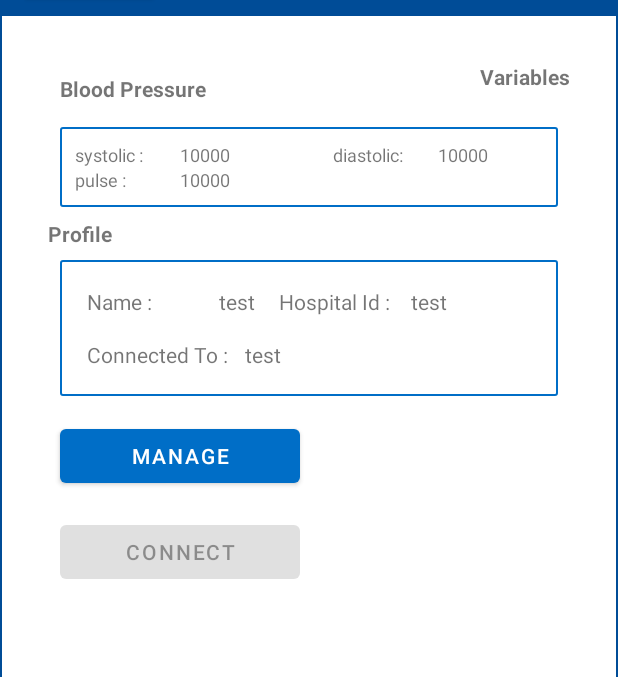
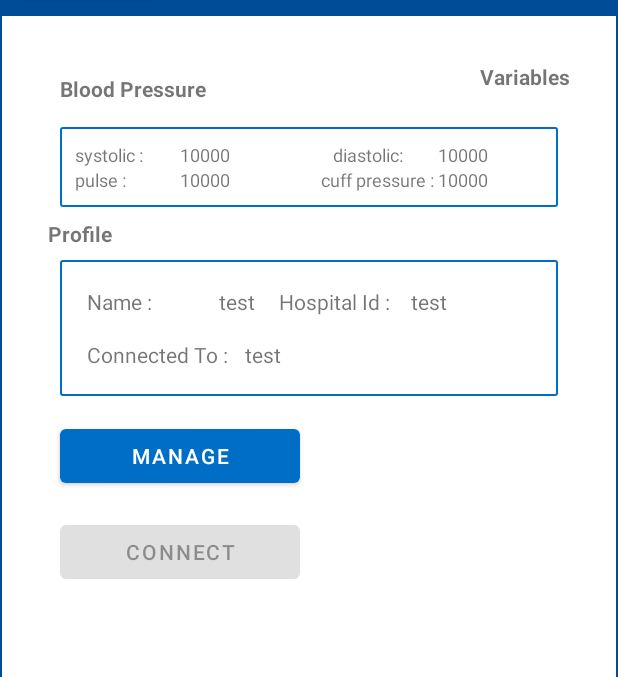
Before and after one commit to booky0081/NewPatientMonitor, an Android app: the screen it shows after launch (MainActivity), on a phone screen of 412 x 824 dp, the part 70-747 px from its top. Run offline under Robolectric (Android 15) with nearby library versions, the phone set to English and light mode, and no system bars; our stand-ins replace ButterKnife, FlexboxLayout, Room's generated code; libraries missing offline, so code that uses them is left out: com.nightonke.boommenu, me.aflak.bluetooth; plain views replace BoomMenuButton, LineChart; 10 statements that could not run were skipped.

```diff
--- a/app/src/main/java/BluetoothHandler/BloodPressureHandler.java
+++ b/app/src/main/java/BluetoothHandler/BloodPressureHandler.java
@@ -30,6 +30,9 @@ public class BloodPressureHandler extends BaseHandler {
     @BindView(R.id.pulse)
 
     TextView pulseField;
+
+    @BindView(R.id.cuff_pressure)
+    TextView cuffPressureField;
     /*
     @BindView(R.id.chart)
     LineChart chart;
@@ -103,7 +106,7 @@ public class BloodPressureHandler extends BaseHandler {
 
         SetUp(getActivity());
     /*
-        bloodPressureHistoryAdapter = new BloodPressureHistoryAdapter(getActivity(),R.layout.blood_pressure_history_layout);
+        bloodPressureHistoryAdapter = new BloodPressureHistoryAdapter(getActivity(),R.layout.blood_pressure_0144_layout);
 
         this.historyDialog.setAdapter(bloodPressureHistoryAdapter);
 
@@ -118,6 +121,8 @@ public class BloodPressureHandler extends BaseHandler {
     protected void Parse(String message) {
 
         BloodPressureModel bloodPressureModel = BloodPressureDataHandler.getInstance().getLastest();
+       // Log.d("Blood Pressure handler",BloodPressureDataHandler.getInstance().getCuffPressure()+"");
+        cuffPressureField.setText(Long.toString(BloodPressureDataHandler.getInstance().getCuffPressure()));
         if(bloodPressureModel!=null){
 
             setBP(bloodPressureModel);
--- /dev/null
+++ b/app/src/main/java/BluetoothParser/FluidPaser.java
@@ -0,0 +1,17 @@
+package BluetoothParser;
+
+public class FluidPaser extends BaseParser  {
+
+    private String data;
+    @Override
+    public boolean Parse(String data) {
+
+        this.data = data;
+        return false;
+    }
+
+    public String getData() {
+
+        return  data;
+    }
+}
--- a/app/src/main/java/Dao/BloodPressureDao.java
+++ b/app/src/main/java/Dao/BloodPressureDao.java
@@ -1,5 +1,6 @@
 package Dao;
 
+import java.util.Date;
 import java.util.List;
 
 import DataModel.BloodPressureHistoryModel;
@@ -38,8 +39,8 @@ public interface BloodPressureDao {
     List<String> getPatientList();
 
 
-    @Query("select date(DeviceModel.created_date) from BloodPressure JOIN DeviceModel ON BloodPressure.meta_id  = DeviceModel.id JOIN Patient ON Patient.first_name =:firstName group by DeviceModel.created_date ")
-    List<String> getTimeList(String firstName);
+    @Query("select DeviceModel.created_date from BloodPressure JOIN DeviceModel ON BloodPressure.meta_id  = DeviceModel.id JOIN Patient ON Patient.first_name =:firstName group by  date(datetime(DeviceModel.created_date / 1000 , 'unixepoch')) ")
+    List<Date> getTimeList(String firstName);
 
     /*
 
--- /dev/null
+++ b/app/src/main/java/DataHandler/FluidDataHandler.java
@@ -0,0 +1,59 @@
+package DataHandler;
+
+import BluetoothParser.FluidPaser;
+import Dialog.DialogInterface;
+
+public class FluidDataHandler implements DialogInterface {
+
+    private static FluidDataHandler ourInstance = null;
+
+    private  long deviceMetaId  = -1;
+
+    public void setDeviceMetaId(long deviceMetaId) {
+        this.deviceMetaId = deviceMetaId;
+    }
+
+    private FluidPaser fluidPaser ;
+
+    public static synchronized FluidDataHandler getInstance(){
+
+        if(ourInstance == null){
+
+            ourInstance = new FluidDataHandler();
+
+        }
+
+        return ourInstance;
+    }
+    private FluidDataHandler(){
+
+
+        fluidPaser = new FluidPaser();
+    }
+
+    @Override
+    public void onMessage(String message) {
+
+    }
+
+    @Override
+    public void onError(String message) {
+
+        this.onDisconnected();
+    }
+
+    @Override
+    public void onDisconnected() {
+
+    }
+
+    @Override
+    public void onConnected(String device) {
+
+    }
+
+    @Override
+    public void onObject(Object object) {
+
+    }
+}
--- a/app/src/main/java/mahidoleg/patientmonitoring/MainActivity.java
+++ b/app/src/main/java/mahidoleg/patientmonitoring/MainActivity.java
@@ -17,6 +17,7 @@ import API.Patient.PatientAPIClient;
 import BluetoothHandler.BloodPressureHandler;
 import BluetoothHandler.FluidHandler;
 import DataHandler.BloodPressureDataHandler;
+import DataHandler.FluidDataHandler;
 import DataHandler.SyncDataHandler;
 import DataModel.PatientModel;
 import Database.DataBaseHandler;
@@ -60,6 +61,8 @@ public class MainActivity extends AppCompatActivity implements OnBMClickListener
 
     private ViewPagerAdapter viewPagerAdapter;
 
+    private FluidHandler fluidHandler;
+
     private Unbinder unbinder;
 
     private String[] menuButton = {"LOGIN", "SYNC", "HISTORY"};
@@ -68,7 +71,7 @@ public class MainActivity extends AppCompatActivity implements OnBMClickListener
 
     private static boolean loggedIn = false;
 
-    private FluidHandler fluidHandler;
+    private FluidDataHandler fluidDataHandler;
 
     private Activity activity;
 
@@ -108,6 +111,10 @@ public class MainActivity extends AppCompatActivity implements OnBMClickListener
         bloodPressureBluetooth.setDialogDataInterface(bloodPressureDataHandler);
 
         fluidBluetooth = new BluetoothDialog(activity);
+
+        fluidDataHandler =  FluidDataHandler.getInstance();
+
+        fluidBluetooth.setDialogDataInterface(fluidDataHandler);
 
 
     }
@@ -275,6 +282,7 @@ public class MainActivity extends AppCompatActivity implements OnBMClickListener
 
                     fluidHandler.setBluetoothDialog(fluidBluetooth);
 
+
                     return fluidHandler;
 
             }
@@ -322,6 +330,8 @@ public class MainActivity extends AppCompatActivity implements OnBMClickListener
 
         bloodPressureBluetooth.Start();
 
+        fluidBluetooth.Start();
+
         Test();
 
 
@@ -334,6 +344,7 @@ public class MainActivity extends AppCompatActivity implements OnBMClickListener
 
         bloodPressureBluetooth.Stop();
 
+        fluidBluetooth.Stop();
     }
 
     private void Test(){
--- a/app/src/main/res/layout/blood_pressure_layout.xml
+++ b/app/src/main/res/layout/blood_pressure_layout.xml
@@ -135,6 +135,33 @@
 
             </LinearLayout>
 
+            <LinearLayout
+                android:layout_width="wrap_content"
+                android:layout_height="wrap_content"
+                android:orientation="horizontal">
+
+                <TextView
+                    android:id="@+id/cuff_pressure_text"
+                    android:layout_width="wrap_content"
+                    android:layout_height="wrap_content"
+                    android:minEms="5"
+                    android:text="cuff pressure : "
+                    android:textSize="12sp"
+
+                    />
+
+                <TextView
+                    android:id="@+id/cuff_pressure"
+                    android:layout_width="wrap_content"
+                    android:layout_height="wrap_content"
+                    android:minEms="5"
+                    android:text="10000"
+                    android:textSize="12sp"
+
+
+                    />
+
+            </LinearLayout>
 
         </com.google.android.flexbox.FlexboxLayout>
 
```
Also changed, not shown: app/src/main/java/BluetoothParser/BloodPressurePaser.java (+15 -11 lines), app/src/main/java/DataHandler/BloodPressureDataHandler.java (+9 -2 lines), app/src/main/java/Dialog/BloodPressureBluetoothDialog.java (+2 -32 lines), app/src/main/java/History/History.java (+19 -6 lines).
